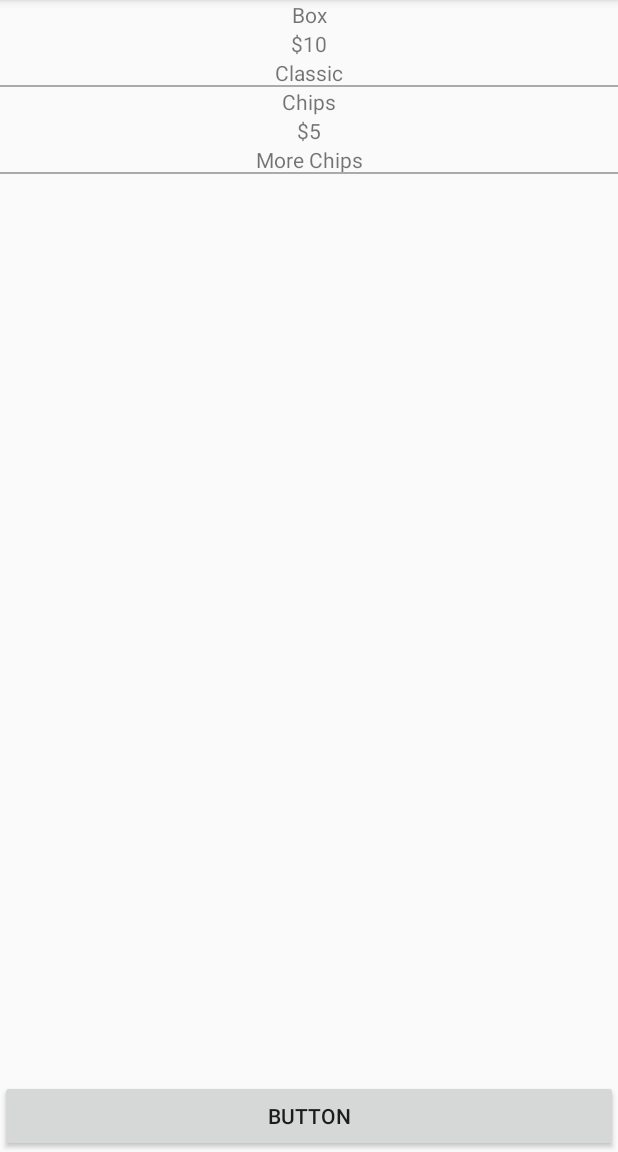
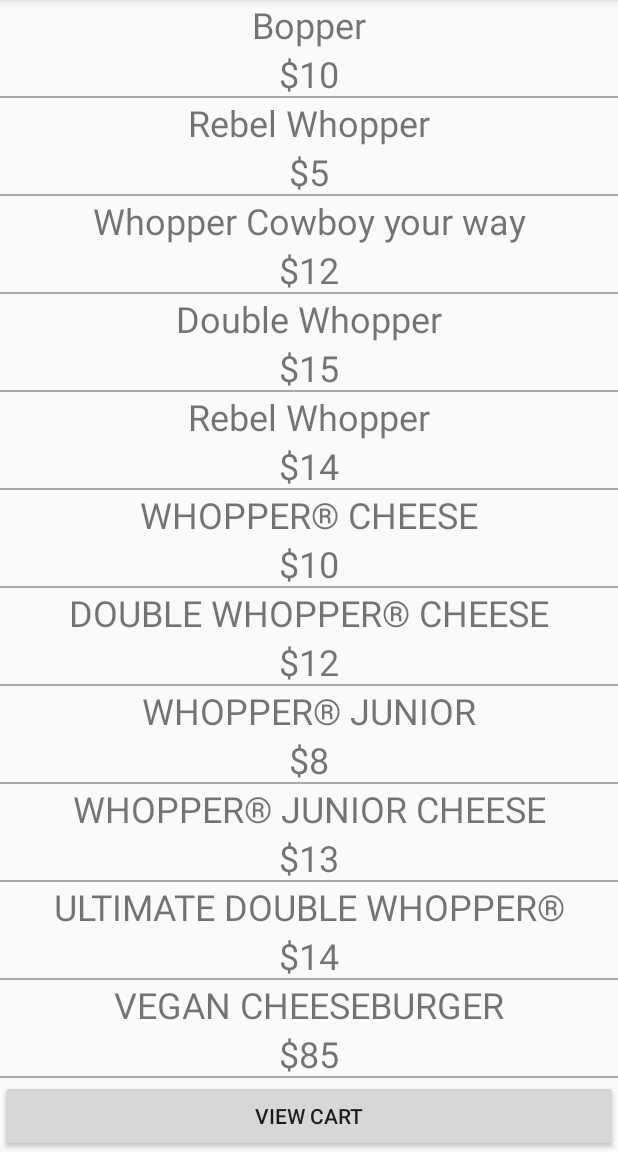
Before and after one commit to philip2711/H2A3, an Android app: the screen it shows after launch (MainActivity), on a phone screen of 412 x 824 dp, the part 84-1236 px from its top. Run offline under Robolectric (Android 15) with nearby library versions, the phone set to English and light mode, and no system bars.

```diff
--- a/app/src/main/java/com/example/h2a2/FakeDatabase.java
+++ b/app/src/main/java/com/example/h2a2/FakeDatabase.java
@@ -21,17 +21,110 @@ public class FakeDatabase {
         menus.put(1, new Menu(
                 1,
                 "10",
-                "Box",
-                "Classic",
+                "Bopper",
+                "The Whopper is the signature sandwich and an associated product line sold by international fast food restaurant chain Burger King and its Australian franchise, Hungry Jack's. Introduced in 1957, the sandwich has undergone several reformulations such as portion resizing and bread changes",
                 0
         ));
         menus.put(2, new Menu(
                 2,
                 "5",
-                "Chips",
-                "More Chips",
+                "Rebel Whopper",
+                "Rebel Whopper® features a patty made from plants, flame-grilled to give the irresistible smoky, BBQ flavour just like our classic Whopper. Loaded with crisp fresh lettuce, ripe hand-cut tomatoes, onion, pickles, mayo and tomato sauce on a toasted sesame seed bun.",
                 0
         ));
+        menus.put(3, new Menu(
+                3,
+                "12",
+                "Whopper Cowboy your way",
+                "Try our new Whopper® Cowboy Your Way range. Pick a Whopper Cowboy and stack with single, double or triple flame-grilled beef. It's your Whopper, your way!",
+                0
+        ));
+        menus.put(4, new Menu(
+                4,
+                "15",
+                "Double Whopper",
+                "Think of a Whopper®. Think of the crispy lettuce and ripe tomato. Think of the freshly-toasted sesame seed bun. Think of the flame-grilled Aussie beef. Now double it",
+                0
+        ));
+        menus.put(5, new Menu(
+                5,
+                "14",
+                "Rebel Whopper",
+                "Rebel Whopper® features a patty made from plants, flame-grilled to give the irresistible smoky, BBQ flavour just like our classic Whopper. Loaded with crisp fresh lettuce, ripe hand-cut tomatoes, onion, pickles, mayo and tomato sauce on a toasted sesame seed bun.",
+                0
+        ));
+        menus.put(6, new Menu(
+                6,
+                "10",
+                "WHOPPER® CHEESE",
+                "All the flame-grilled, flavour-packed perfection of a Whopper®, but topped with a slice of cheese.",
+                0
+        ));
+        menus.put(7, new Menu(
+                7,
+                "12",
+                "DOUBLE WHOPPER® CHEESE",
+                "Double the flavour with two flame-grilled Australian beef patties with no added hormones. Topped with cheese, ripe hand-cut tomato, fresh lettuce, onion, pickles, mayo and tomato sauce on a toasted sesame seed bun.",
+                0
+        ));
+        menus.put(8, new Menu(
+                8,
+                "8",
+                "WHOPPER® JUNIOR",
+                "It's just like the legendary Whopper®, only smaller. Same great flame-grilled Australian beef with no added hormones, ripe hand-cut tomato, fresh lettuce, onion, pickles, mayo and tomato sauce on a toasted sesame seed bun.",
+                0
+        ));
+        menus.put(9, new Menu(
+                9,
+                "13",
+                "WHOPPER® JUNIOR CHEESE",
+                "The legendary Whopper® but smaller with a slice of melted cheese for added burger bliss. Same great flame-grilled Australian beef, ripe hand-cut tomato, fresh lettuce, onion, pickles, mayo and tomato sauce on a toasted sesame seed bun.",
+                0
+        ));
+        menus.put(10, new Menu(
+                10,
+                "14",
+                "ULTIMATE DOUBLE WHOPPER®",
+                "Hold onto your taste buds, this Whopper® has got the lot. Two flame-grilled 100% Australian beef patties with no added hormones, two slices of cheese, premium eye bacon, hand-cut tomatoes, lettuce, pickles, onion, mayo and tomato sauce on a toasted sesame seed bun.",
+                0
+
+        ));        menus.put(11, new Menu(
+                11,
+                "85",
+                "VEGAN CHEESEBURGER",
+                "Yes, 100% Vegan! Double vegan patty (made from corn, capsicum and carrot), vegan cheese and vegan mayonnaise with tomato sauce, onions, fresh tomato and crisp lettuce on a delicious seeded bun.",
+                0
+        ));        menus.put(12, new Menu(
+                12,
+                "10",
+                "ANGRY WHOPPER®",
+                "We took the world’s happiest burger and got it all riled up with onion, jalapeno and ketchup. This could be the first burger to bite back.",
+                0
+        ));        menus.put(13, new Menu(
+                13,
+                "13",
+                "CHEESY BACON LOADED CHIPS",
+                "Crispy, Thick Cut Chips, topped with cheesy sauce and real crumbled bacon",
+                0
+        ));
+        menus.put(14, new Menu(
+                14,
+                "7",
+                "OVERLOADED CHEESY BACON LOADED CHIPS",
+                "Our Crispy, Thick Cut Chips, overloaded with double the cheesy Sauce and real crumbled bacon.",
+                0
+        ));        menus.put(15, new Menu(
+                15,
+                "6",
+                "CHICKEN NUGGETS (3, 6, 12 PACK)",
+                "Crispy, golden nuggets made with 100% chicken breast, cooked in sunflower and canola oil for a better tasting golden finish. Our nuggets are as good as gold. Choose from our delicious dipping sauces BBQ, Spicy, Honey Mustard or Sweet 'n Sour sauce. Available 3, 6 or 12 pack.",
+                0
+        ));
+
+
+
+
+
     }
 
 }
--- a/app/src/main/java/com/example/h2a2/MainActivity.java
+++ b/app/src/main/java/com/example/h2a2/MainActivity.java
@@ -32,6 +32,7 @@ public class MainActivity extends AppCompatActivity {
         recyclerView.setAdapter(menuAdapter);
 
         Intent intent1 = getIntent();
+
         int menuID = intent1.getIntExtra("MenuID", 0);
         if (menuID != 0) {
             Menu menuEntry = new Menu(menuID);
--- a/app/src/main/java/com/example/h2a2/MenuAdapter.java
+++ b/app/src/main/java/com/example/h2a2/MenuAdapter.java
@@ -39,7 +39,6 @@ public class MenuAdapter extends RecyclerView.Adapter<MenuAdapter.MenuViewHolder
 
         holder.menuTextView.setText(menuAtPosition.getFname());
         holder.priceTextView.setText("$" + menuAtPosition.getPrice());
-        holder.descriptionTextView.setText(menuAtPosition.getDescription());
 
 
         holder.view.setOnClickListener(new View.OnClickListener() {
@@ -64,14 +63,12 @@ public class MenuAdapter extends RecyclerView.Adapter<MenuAdapter.MenuViewHolder
         public View view;
         public TextView menuTextView;
         public TextView priceTextView;
-        public TextView descriptionTextView;
 
         public MenuViewHolder(View v) {
             super(v);
             view = v;
             menuTextView = v.findViewById(R.id.name);
             priceTextView = v.findViewById(R.id.price);
-            descriptionTextView = v.findViewById(R.id.description);
         }
     }
 }
--- a/app/src/main/java/com/example/h2a2/MenuDetailActivity.java
+++ b/app/src/main/java/com/example/h2a2/MenuDetailActivity.java
@@ -14,6 +14,7 @@ public class MenuDetailActivity extends AppCompatActivity {
     private TextView dpriceTextView;
     private TextView ddescriptionTextView;
     private TextView aquantity;
+    private int menuID;
     private int quantity = 0;
     double total = 0;
 
@@ -24,7 +25,7 @@ public class MenuDetailActivity extends AppCompatActivity {
 
         Intent intent = getIntent();
 
-        final int menuID = intent.getIntExtra("MenuID", 0);
+        menuID = intent.getIntExtra("MenuID", 0);
 
         Menu menu = FakeDatabase.getMenuByID(menuID);
 
--- a/app/src/main/res/layout/activity_main.xml
+++ b/app/src/main/res/layout/activity_main.xml
@@ -10,7 +10,7 @@
         android:id="@+id/viewcart"
         android:layout_width="0dp"
         android:layout_height="wrap_content"
-        android:text="Button"
+        android:text="View Cart"
         app:layout_constraintBottom_toBottomOf="parent"
         app:layout_constraintEnd_toEndOf="parent"
         app:layout_constraintStart_toStartOf="parent" />
@@ -18,6 +18,9 @@
     <androidx.recyclerview.widget.RecyclerView
         android:id="@+id/rv"
         android:layout_width="match_parent"
-        android:layout_height="wrap_content"
+        android:layout_height="0dp"
+        app:layout_constraintBottom_toTopOf="@+id/viewcart"
+        app:layout_constraintEnd_toEndOf="parent"
+        app:layout_constraintStart_toStartOf="parent"
         app:layout_constraintTop_toTopOf="parent" />
 </androidx.constraintlayout.widget.ConstraintLayout>
--- a/app/src/main/res/layout/menu.xml
+++ b/app/src/main/res/layout/menu.xml
@@ -10,7 +10,9 @@
         android:id="@+id/name"
         android:layout_width="wrap_content"
         android:layout_height="wrap_content"
+        android:gravity="center"
         android:text="TextView"
+        android:textSize="24sp"
         app:layout_constraintEnd_toEndOf="parent"
         app:layout_constraintStart_toStartOf="parent"
         app:layout_constraintTop_toTopOf="parent" />
@@ -20,18 +22,10 @@
         android:layout_width="wrap_content"
         android:layout_height="wrap_content"
         android:text="TextView"
+        android:textSize="24sp"
         app:layout_constraintEnd_toEndOf="parent"
         app:layout_constraintStart_toStartOf="parent"
         app:layout_constraintTop_toBottomOf="@+id/name" />
-
-    <TextView
-        android:id="@+id/description"
-        android:layout_width="wrap_content"
-        android:layout_height="wrap_content"
-        android:text="TextView"
-        app:layout_constraintEnd_toEndOf="parent"
-        app:layout_constraintStart_toStartOf="parent"
-        app:layout_constraintTop_toBottomOf="@+id/price" />
 
     <View
         android:id="@+id/view"
--- a/build.gradle
+++ b/build.gradle
@@ -7,7 +7,7 @@ buildscript {
 
     }
     dependencies {
-        classpath 'com.android.tools.build:gradle:3.5.0'
+        classpath 'com.android.tools.build:gradle:3.5.1'
 
         // NOTE: Do not place your application dependencies here; they belong
         // in the individual module build.gradle files
```
Also changed, not shown: app/src/main/java/com/example/h2a2/Order.java (+9 -0 lines), app/src/main/java/com/example/h2a2/OrderAdapter.java (+12 -3 lines), app/src/main/res/layout/menu_detail.xml (+38 -35 lines), app/src/main/res/layout/order.xml (+18 -4 lines), app/src/main/res/layout/order_main.xml (+14 -3 lines).
